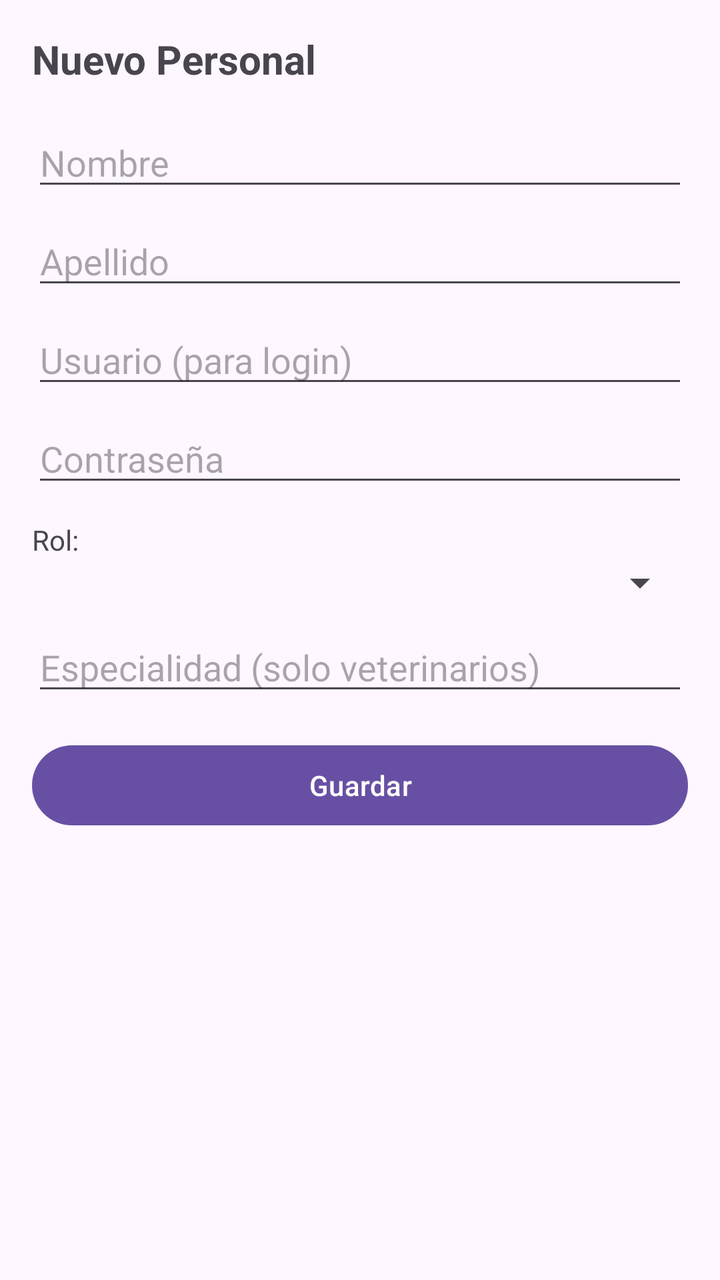
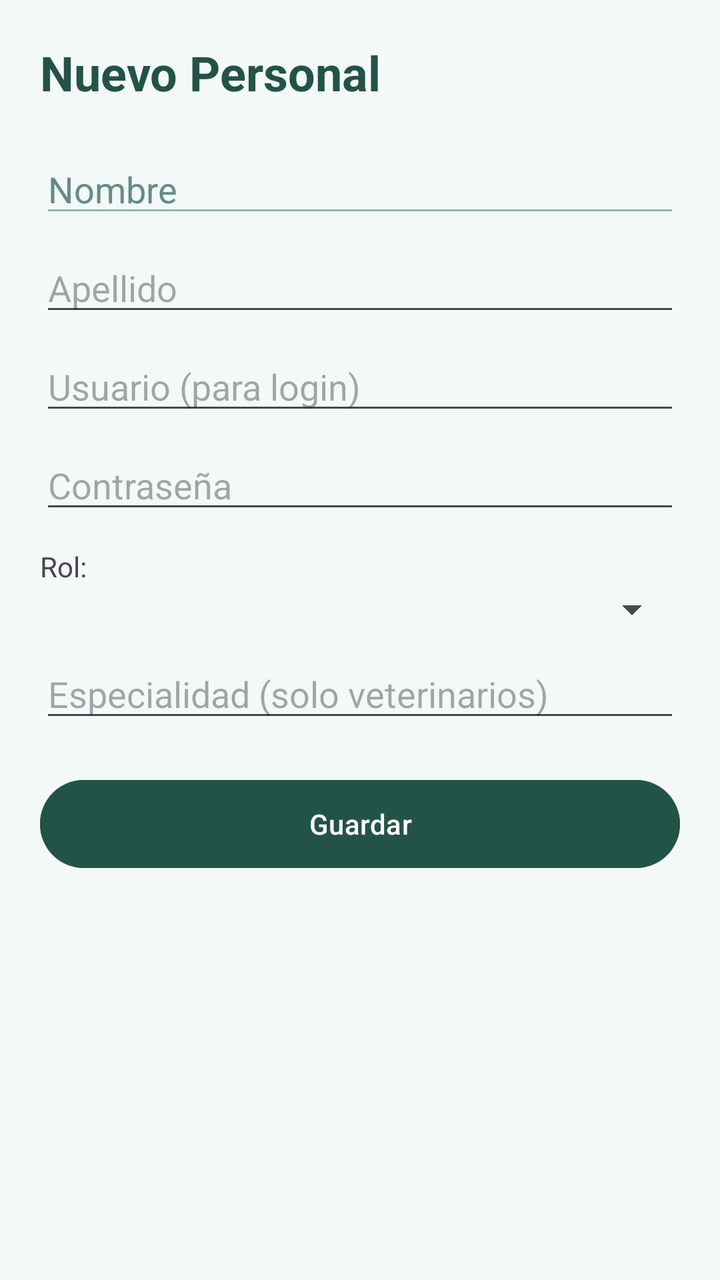

The first picture is an Android layout as it rendered before a commit; the second is the same layout after the commit. The layout source and the unified diff follow.
<!-- AndroidManifest.xml: application theme Theme.T1 -->
<!-- res/layout/activity_personal_form.xml -->
<?xml version="1.0" encoding="utf-8"?>
<ScrollView xmlns:android="http://schemas.android.com/apk/res/android"
    android:layout_width="match_parent"
    android:layout_height="match_parent">

    <LinearLayout
        android:layout_width="match_parent"
        android:layout_height="wrap_content"
        android:orientation="vertical"
        android:padding="16dp">

        <TextView
            android:id="@+id/tvTituloForm"
            android:layout_width="wrap_content"
            android:layout_height="wrap_content"
            android:text="Nuevo Personal"
            android:textSize="20sp"
            android:textStyle="bold"
            android:layout_marginBottom="16dp"/>

        <EditText
            android:id="@+id/etNombre"
            android:layout_width="match_parent"
            android:layout_height="wrap_content"
            android:hint="Nombre"/>

        <EditText
            android:id="@+id/etApellido"
            android:layout_width="match_parent"
            android:layout_height="wrap_content"
            android:hint="Apellido"
            android:layout_marginTop="8dp"/>

        <EditText
            android:id="@+id/etUsuario"
            android:layout_width="match_parent"
            android:layout_height="wrap_content"
            android:hint="Usuario (para login)"
            android:layout_marginTop="8dp"/>

        <EditText
            android:id="@+id/etPassword"
            android:layout_width="match_parent"
            android:layout_height="wrap_content"
            android:hint="Contraseña"
            android:inputType="textPassword"
            android:layout_marginTop="8dp"/>

        <TextView
            android:layout_width="wrap_content"
            android:layout_height="wrap_content"
            android:text="Rol:"
            android:layout_marginTop="12dp"/>

        <Spinner
            android:id="@+id/spRol"
            android:layout_width="match_parent"
            android:layout_height="wrap_content"/>

        <EditText
            android:id="@+id/etEspecialidad"
            android:layout_width="match_parent"
            android:layout_height="wrap_content"
            android:hint="Especialidad (solo veterinarios)"
            android:layout_marginTop="8dp"/>

        <Button
            android:id="@+id/btnGuardar"
            android:layout_width="match_parent"
            android:layout_height="wrap_content"
            android:text="Guardar"
            android:layout_marginTop="16dp"/>

    </LinearLayout>
</ScrollView>
<!-- resources referenced by this layout -->
<resources>
  <style name="Theme.T1" parent="Base.Theme.T1" />
  <style name="Base.Theme.T1" parent="Theme.Material3.DayNight.NoActionBar">
          
          
      </style>
</resources>

<!-- the commit's change to res/layout/activity_personal_form.xml (unified diff, before → after) -->
@@ -1,28 +1,33 @@
 <?xml version="1.0" encoding="utf-8"?>
 <ScrollView xmlns:android="http://schemas.android.com/apk/res/android"
     android:layout_width="match_parent"
-    android:layout_height="match_parent">
+    android:layout_height="match_parent"
+    android:background="#F3F9F7">
 
     <LinearLayout
         android:layout_width="match_parent"
         android:layout_height="wrap_content"
         android:orientation="vertical"
-        android:padding="16dp">
+        android:padding="20dp">
 
         <TextView
             android:id="@+id/tvTituloForm"
             android:layout_width="wrap_content"
             android:layout_height="wrap_content"
             android:text="Nuevo Personal"
-            android:textSize="20sp"
+            android:textSize="24sp"
             android:textStyle="bold"
-            android:layout_marginBottom="16dp"/>
+            android:textColor="#235347"
+            android:layout_marginBottom="20dp"/>
 
         <EditText
             android:id="@+id/etNombre"
             android:layout_width="match_parent"
             android:layout_height="wrap_content"
-            android:hint="Nombre"/>
+            android:hint="Nombre"
+            android:backgroundTint="#8EB6B9"
+            android:textColor="#235347"
+            android:textColorHint="#658B89"/>
 
         <EditText
             android:id="@+id/etApellido"
@@ -69,7 +74,10 @@
             android:layout_width="match_parent"
             android:layout_height="wrap_content"
             android:text="Guardar"
-            android:layout_marginTop="16dp"/>
+            android:layout_marginTop="20dp"
+            android:backgroundTint="#235347"
+            android:textColor="#FFFFFF"
+            android:minHeight="52dp"/>
 
     </LinearLayout>
 </ScrollView>
